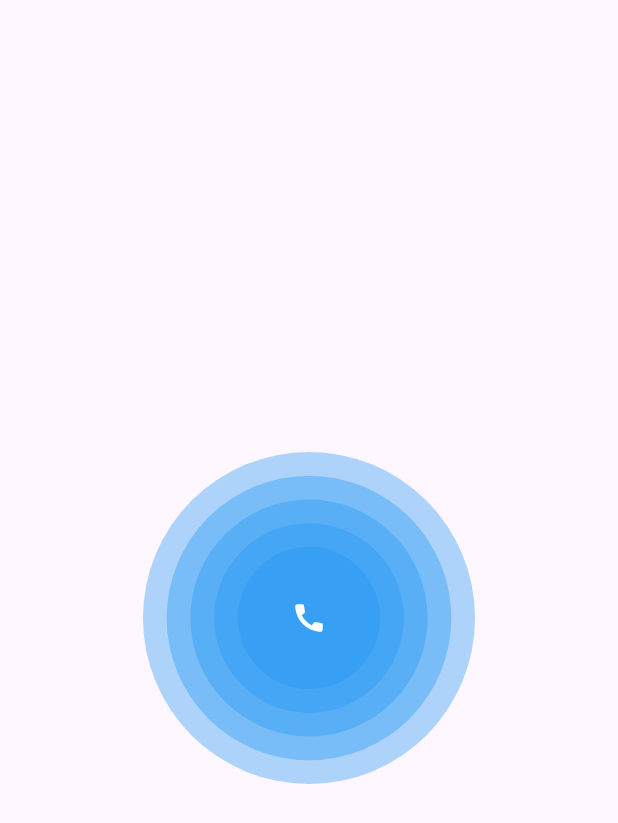
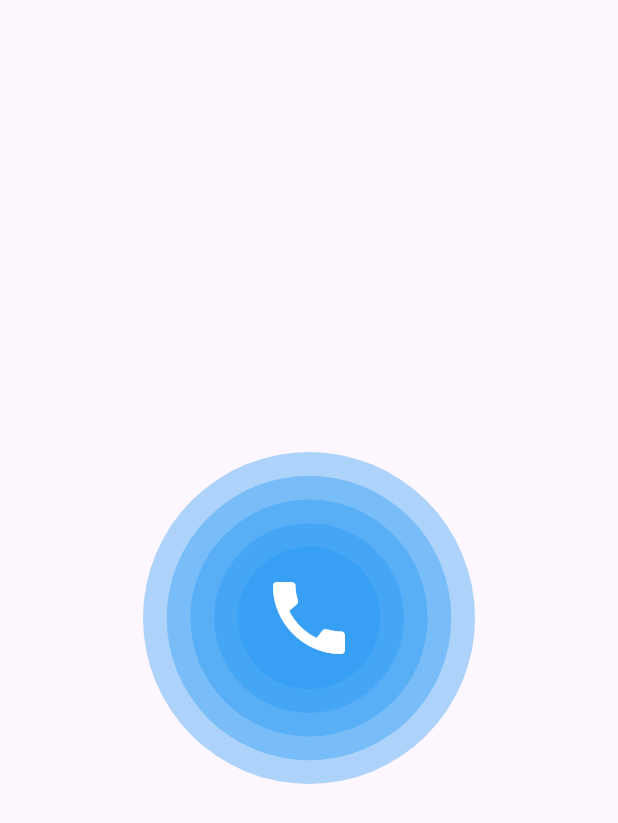
Before and after one commit to Viraj1812/animation, a Flutter app: the SecondScreen screen opened directly, on a phone screen of 412 x 824 dp. Shown: the top 823 px of the screen. Run offline on Flutter 3.47's test engine with Material 3 defaults, Android fonts, the phone set to English and light mode, and no system bars; our stand-ins replace google_fonts.

Commit message:
Icon size Updated

```diff
--- a/lib/widgets/second_screen.dart
+++ b/lib/widgets/second_screen.dart
@@ -43,6 +43,7 @@ class _SecondScreenState extends State<SecondScreen>
             const Icon(
               Icons.call,
               color: Colors.white,
+              size: 64,
             ),
           ],
           /*
```
